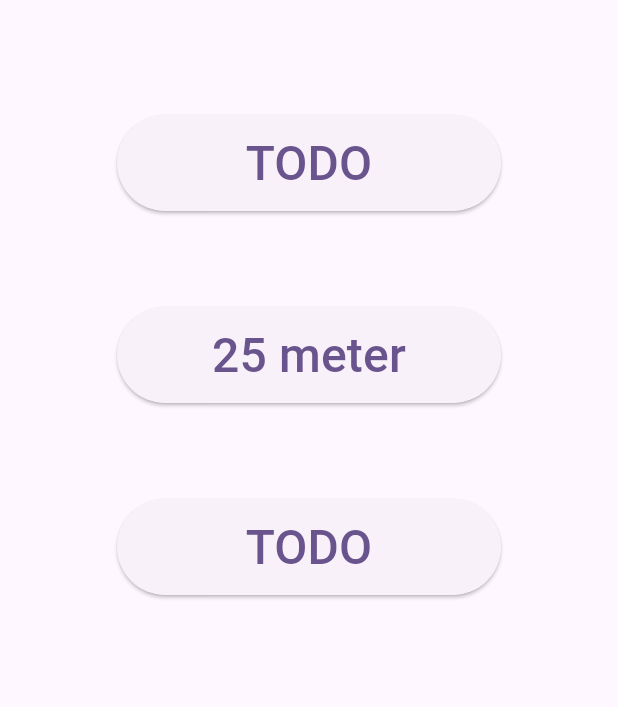
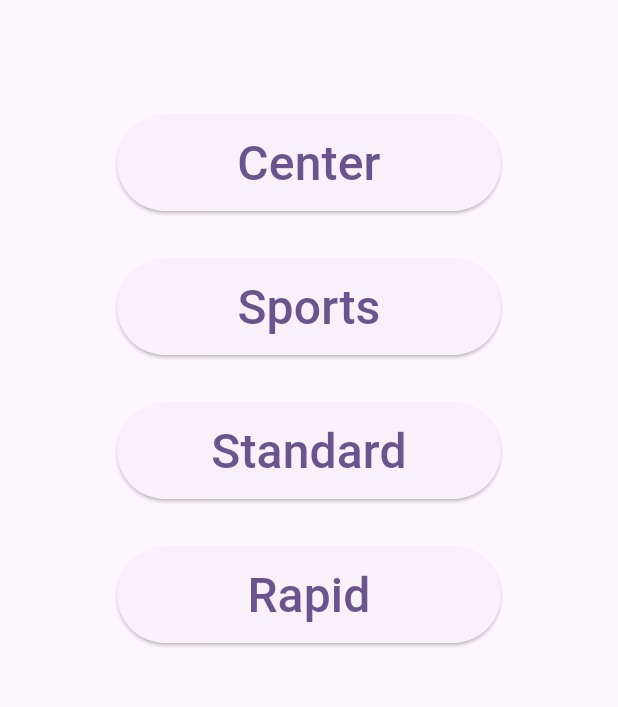
Before and after one commit to IamHARSHDABAS/shoot, a Flutter app: the Match screen opened by its route, on a phone screen of 412 x 824 dp, the part 65-772 px from its top. Run offline on Flutter 3.47's test engine with Material 2 defaults, Android fonts, the phone set to English and light mode, and no system bars; our stand-ins replace url_strategy, velocity_x.

Commit message:
Faster navigation

```diff
--- a/lib/main.dart
+++ b/lib/main.dart
@@ -1,7 +1,6 @@
 import 'package:url_strategy/url_strategy.dart';
 import 'package:velocity_x/velocity_x.dart';
 import 'package:flutter/material.dart';
-import 'package:shoot/meter_25.dart';
 import 'package:shoot/timer.dart';
 import 'package:shoot/match.dart';
 import 'package:shoot/home.dart';
@@ -28,7 +27,6 @@ class MyApp extends StatelessWidget {
         routes: {
           '/': (_, __) => const MaterialPage(child: HomePage()),
           '/match': (_, __) => const MaterialPage(child: Match()),
-          '/match_25': (_, __) => const MaterialPage(child: Match25()),
           '/timer': (_, __) => const MaterialPage(child: MyTimer()),
         },
       ),
--- a/lib/match.dart
+++ b/lib/match.dart
@@ -30,16 +30,16 @@ class Match extends StatelessWidget {
                     ),
                   ),
                 ),
-                onPressed: () {},
+                onPressed: () {
+                  context.vxNav.push(Uri.parse('/timer'));
+                },
                 child: const Text(
-                  'TODO',
+                  'Center',
                   textAlign: TextAlign.center,
                   style: TextStyle(fontSize: 32),
                 ),
               ),
-              const SizedBox(
-                height: 64,
-              ),
+              const SizedBox(height: 32),
               ElevatedButton(
                 style: ElevatedButton.styleFrom(
                   minimumSize: const Size(
@@ -53,17 +53,15 @@ class Match extends StatelessWidget {
                   ),
                 ),
                 onPressed: () {
-                  context.vxNav.push(Uri.parse('/match_25'));
+                  context.vxNav.push(Uri.parse('/timer'));
                 },
                 child: const Text(
-                  '25 meter',
+                  'Sports',
                   textAlign: TextAlign.center,
                   style: TextStyle(fontSize: 32),
                 ),
               ),
-              const SizedBox(
-                height: 64,
-              ),
+              const SizedBox(height: 32),
               ElevatedButton(
                 style: ElevatedButton.styleFrom(
                   minimumSize: const Size(
@@ -76,9 +74,33 @@ class Match extends StatelessWidget {
                     ),
                   ),
                 ),
-                onPressed: () {},
+                onPressed: () {
+                  context.vxNav.push(Uri.parse('/timer'));
+                },
                 child: const Text(
-                  'TODO',
+                  'Standard',
+                  textAlign: TextAlign.center,
+                  style: TextStyle(fontSize: 32),
+                ),
+              ),
+              const SizedBox(height: 32),
+              ElevatedButton(
+                style: ElevatedButton.styleFrom(
+                  minimumSize: const Size(
+                    256,
+                    64,
+                  ),
+                  shape: const RoundedRectangleBorder(
+                    borderRadius: BorderRadius.all(
+                      Radius.circular(128),
+                    ),
+                  ),
+                ),
+                onPressed: () {
+                  context.vxNav.push(Uri.parse('/timer'));
+                },
+                child: const Text(
+                  'Rapid',
                   textAlign: TextAlign.center,
                   style: TextStyle(fontSize: 32),
                 ),
```
Also changed, not shown: lib/meter_25.dart (deleted, +0 -120 lines), lib/timer.dart (+2 -6 lines).
